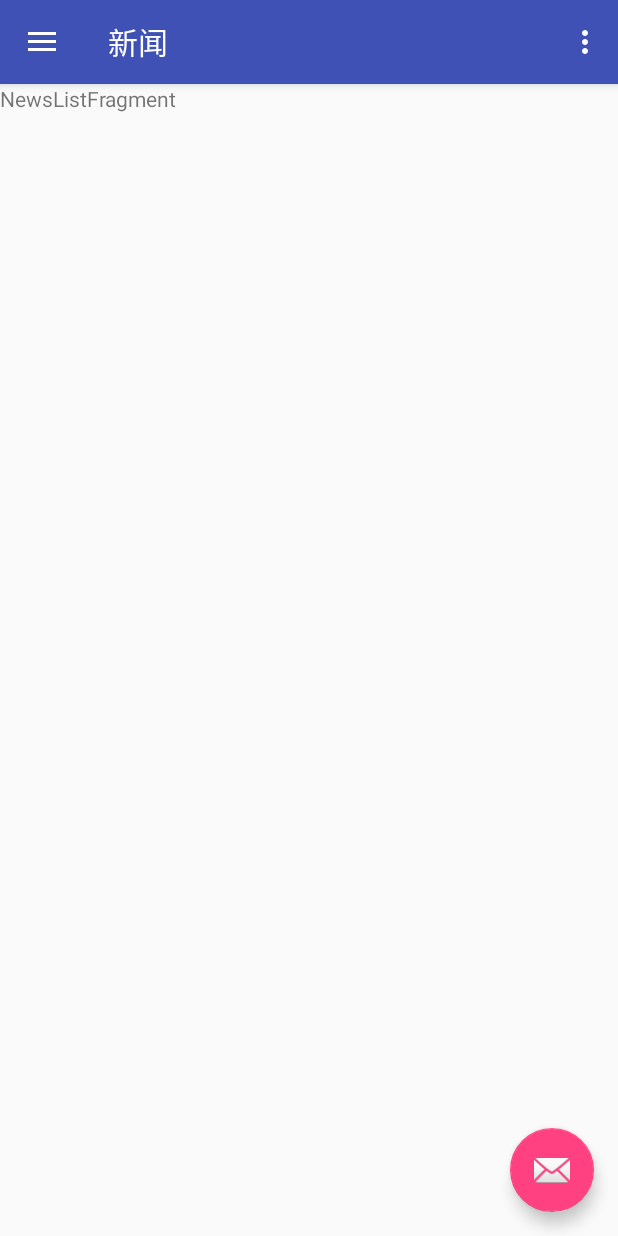
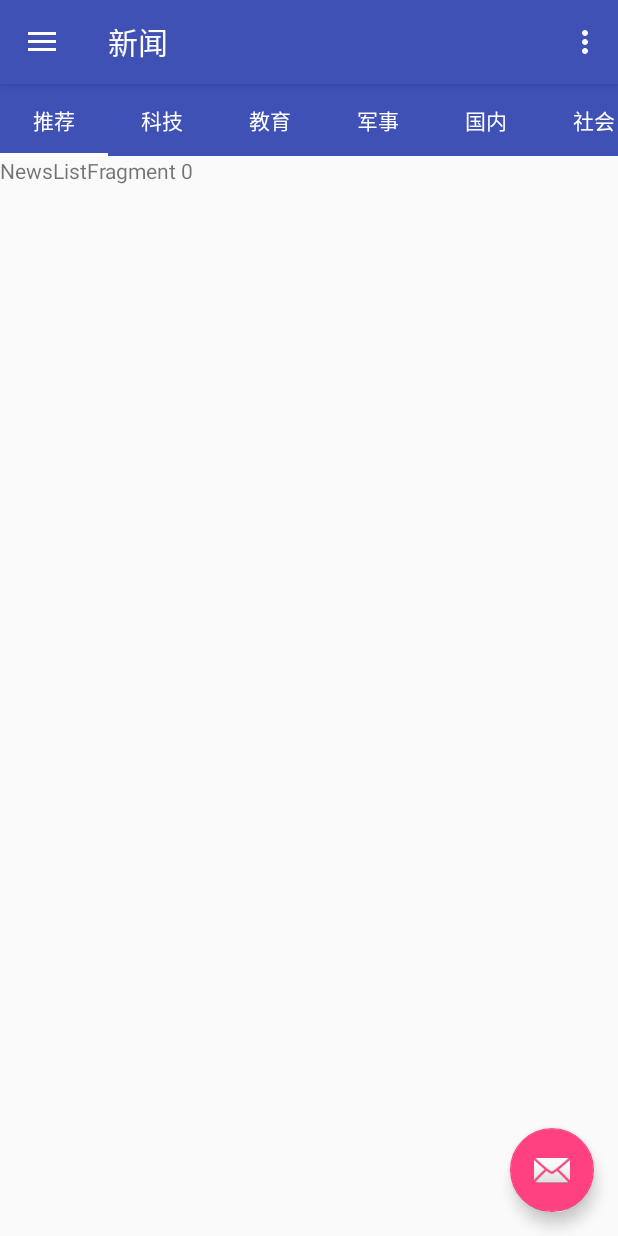
Before and after one commit to OxOOo/Knows, an Android app: the screen it shows after launch (MainActivity), on a phone screen of 412 x 824 dp. Run offline under Robolectric (Android 15) with nearby library versions, the phone set to English and light mode, and no system bars.

Commit message:
Add TabLayout and ViewPager

```diff
--- /dev/null
+++ b/app/src/main/java/com/java/g39/data/Constant.java
@@ -0,0 +1,33 @@
+package com.java.g39.data;
+
+/**
+ * Created by equation on 9/8/17.
+ * 定义一些常量
+ */
+
+final public class Constant {
+
+    /**
+     * 新闻分类总数
+     */
+    final public static int CATEGORY_COUNT = 13;
+
+    /**
+     * 新闻分类
+     */
+    final public static String[] CATEGORYS = {
+            "推荐",
+            "科技",
+            "教育",
+            "军事",
+            "国内",
+            "社会",
+            "文化",
+            "汽车",
+            "国际",
+            "体育",
+            "财经",
+            "健康",
+            "娱乐"
+    };
+}
--- a/app/src/main/java/com/java/g39/main/MainActivity.java
+++ b/app/src/main/java/com/java/g39/main/MainActivity.java
@@ -9,6 +9,7 @@ import android.view.View;
 import android.support.design.widget.NavigationView;
 import android.support.v4.view.GravityCompat;
 import android.support.v4.widget.DrawerLayout;
+import android.support.v4.app.Fragment;
 import android.support.v7.app.ActionBarDrawerToggle;
 import android.support.v7.app.AppCompatActivity;
 import android.support.v7.widget.Toolbar;
@@ -16,7 +17,7 @@ import android.view.Menu;
 import android.view.MenuItem;
 
 import com.java.g39.R;
-import com.java.g39.newslist.NewsListFragment;
+import com.java.g39.newslist.NewsFragment;
 
 /**
  * Created by equation on 9/7/17.
@@ -118,25 +119,25 @@ public class MainActivity extends AppCompatActivity
 
     @Override
     public void switchToNews() {
-        getSupportFragmentManager().beginTransaction().replace(R.id.frame_content, NewsListFragment.newInstance()).commit();
+        getSupportFragmentManager().beginTransaction().replace(R.id.frame_content, NewsFragment.newInstance()).commit();
         this.mToolbar.setTitle(R.string.nav_news_title);
     }
 
     @Override
     public void switchToFavorites() {
-        getSupportFragmentManager().beginTransaction().replace(R.id.frame_content, NewsListFragment.newInstance()).commit();
+        getSupportFragmentManager().beginTransaction().replace(R.id.frame_content, new Fragment()).commit();
         this.mToolbar.setTitle(R.string.nav_favorites_title);
     }
 
     @Override
     public void switchToSettings() {
-        getSupportFragmentManager().beginTransaction().replace(R.id.frame_content, NewsListFragment.newInstance()).commit();
+        getSupportFragmentManager().beginTransaction().replace(R.id.frame_content, new Fragment()).commit();
         this.mToolbar.setTitle(R.string.nav_settings_title);
     }
 
     @Override
     public void switchToAbout() {
-        getSupportFragmentManager().beginTransaction().replace(R.id.frame_content, NewsListFragment.newInstance()).commit();
+        getSupportFragmentManager().beginTransaction().replace(R.id.frame_content, new Fragment()).commit();
         this.mToolbar.setTitle(R.string.nav_about_title);
     }
 }
--- /dev/null
+++ b/app/src/main/java/com/java/g39/newslist/NewsFragment.java
@@ -0,0 +1,86 @@
+package com.java.g39.newslist;
+
+import android.support.v4.app.Fragment;
+import android.support.v4.app.FragmentManager;
+import android.support.v4.app.FragmentStatePagerAdapter;
+import android.os.Bundle;
+import android.support.design.widget.TabLayout;
+import android.support.v4.view.ViewPager;
+import android.view.LayoutInflater;
+import android.view.View;
+import android.view.ViewGroup;
+
+import com.java.g39.R;
+import com.java.g39.data.Constant;
+
+/**
+ * 新闻主页面
+ * Created by equation on 9/8/17.
+ * A simple {@link Fragment} subclass.
+ * Use the {@link NewsFragment#newInstance} factory method to
+ * create an instance of this fragment.
+ */
+
+public class NewsFragment extends Fragment {
+
+    private TabLayout mTabLayout;
+    private ViewPager mViewPager;
+    private MyPagerAdapter mPagerAdapter;
+
+    public NewsFragment() {
+        // Required empty public constructor
+    }
+
+    /**
+     * Use this factory method to create a new instance of
+     * this fragment using the provided parameters.
+     *
+     * @return A new instance of fragment NewsListFragment.
+     */
+    public static NewsFragment newInstance() {
+        NewsFragment fragment = new NewsFragment();
+        return fragment;
+    }
+
+    @Override
+    public void onCreate(Bundle savedInstanceState) {
+        super.onCreate(savedInstanceState);
+    }
+
+    @Override
+    public View onCreateView(LayoutInflater inflater, ViewGroup container,
+                             Bundle savedInstanceState) {
+        // Inflate the layout for this fragment
+        View view = inflater.inflate(R.layout.fragment_news_page, container, false);
+        mViewPager = (ViewPager) view.findViewById(R.id.view_pager);
+        mPagerAdapter = new MyPagerAdapter(getChildFragmentManager());
+        mViewPager.setAdapter(mPagerAdapter);
+
+        mTabLayout = (TabLayout) view.findViewById(R.id.tab_layout);
+        for (int i = 0; i < Constant.CATEGORY_COUNT; i++)
+            mTabLayout.addTab(mTabLayout.newTab());
+        mTabLayout.setupWithViewPager(mViewPager);
+        for (int i = 0; i < Constant.CATEGORY_COUNT; i++) {
+            mTabLayout.getTabAt(i).setText(Constant.CATEGORYS[i]);
+        }
+
+        return view;
+    }
+
+    private class MyPagerAdapter extends FragmentStatePagerAdapter {
+
+        public MyPagerAdapter(FragmentManager fm) {
+            super(fm);
+        }
+
+        @Override
+        public Fragment getItem(int position) {
+            return NewsListFragment.newInstance(position);
+        }
+
+        @Override
+        public int getCount() {
+            return Constant.CATEGORY_COUNT;
+        }
+    }
+}
--- a/app/src/main/java/com/java/g39/newslist/NewsListFragment.java
+++ b/app/src/main/java/com/java/g39/newslist/NewsListFragment.java
@@ -7,6 +7,7 @@ import android.support.v4.app.Fragment;
 import android.view.LayoutInflater;
 import android.view.View;
 import android.view.ViewGroup;
+import android.widget.TextView;
 
 import com.java.g39.R;
 import com.java.g39.data.SimpleNews;
@@ -14,6 +15,7 @@ import com.java.g39.data.SimpleNews;
 import java.util.List;
 
 /**
+ * 新闻列表，带分类
  * Created by equation on 9/7/17.
  * A simple {@link Fragment} subclass.
  * Use the {@link NewsListFragment#newInstance} factory method to
@@ -22,6 +24,7 @@ import java.util.List;
 public class NewsListFragment extends Fragment implements NewsListContract.View {
 
     private NewsListContract.Presenter mPresenter;
+    private int mCategory;
 
     public NewsListFragment() {
         // Required empty public constructor
@@ -33,22 +36,28 @@ public class NewsListFragment extends Fragment implements NewsListContract.View
      *
      * @return A new instance of fragment NewsListFragment.
      */
-    public static NewsListFragment newInstance() {
+    public static NewsListFragment newInstance(int category) {
+        Bundle args = new Bundle();
         NewsListFragment fragment = new NewsListFragment();
-        NewsListPresenter presenter = new NewsListPresenter(fragment);
+        args.putInt("category", category);
+        fragment.setArguments(args);
         return fragment;
     }
 
     @Override
     public void onCreate(Bundle savedInstanceState) {
         super.onCreate(savedInstanceState);
+        mPresenter = new NewsListPresenter(this);
+        mCategory = getArguments().getInt("category");
     }
 
     @Override
     public View onCreateView(LayoutInflater inflater, ViewGroup container,
                              Bundle savedInstanceState) {
         // Inflate the layout for this fragment
-        return inflater.inflate(R.layout.fragment_news_list, container, false);
+        View view = inflater.inflate(R.layout.fragment_news_list, container, false);
+        ((TextView) view.findViewById(R.id.text_view)).setText("NewsListFragment " + mCategory);
+        return view;
     }
 
     @Override
--- a/app/src/main/res/layout/fragment_news_list.xml
+++ b/app/src/main/res/layout/fragment_news_list.xml
@@ -1,13 +1,12 @@
 <FrameLayout xmlns:android="http://schemas.android.com/apk/res/android"
+    xmlns:app="http://schemas.android.com/apk/res-auto"
     xmlns:tools="http://schemas.android.com/tools"
     android:layout_width="match_parent"
     android:layout_height="match_parent"
-    tools:context="com.java.g39.newslist.NewsListFragment">
+    tools:context="com.java.g39.newslist.NewsFragment">
 
-    <!-- TODO: Update blank fragment layout -->
     <TextView
-        android:layout_width="match_parent"
-        android:layout_height="match_parent"
-        android:text="NewsListFragment" />
-
+        android:id="@+id/text_view"
+        android:layout_width="wrap_content"
+        android:layout_height="wrap_content" />
 </FrameLayout>
--- /dev/null
+++ b/app/src/main/res/layout/fragment_news_page.xml
@@ -0,0 +1,22 @@
+<LinearLayout xmlns:android="http://schemas.android.com/apk/res/android"
+    xmlns:app="http://schemas.android.com/apk/res-auto"
+    android:layout_width="match_parent"
+    android:layout_height="match_parent"
+    android:orientation="vertical">
+
+    <android.support.design.widget.TabLayout
+        android:id="@+id/tab_layout"
+        android:layout_width="match_parent"
+        android:layout_height="wrap_content"
+        android:background="@color/colorPrimary"
+        app:tabIndicatorColor="@android:color/white"
+        app:tabMode="scrollable"
+        app:tabSelectedTextColor="@android:color/white"
+        app:tabTextColor="@android:color/white" />
+
+    <android.support.v4.view.ViewPager
+        android:id="@+id/view_pager"
+        android:layout_width="match_parent"
+        android:layout_height="match_parent" />
+
+</LinearLayout>
```
